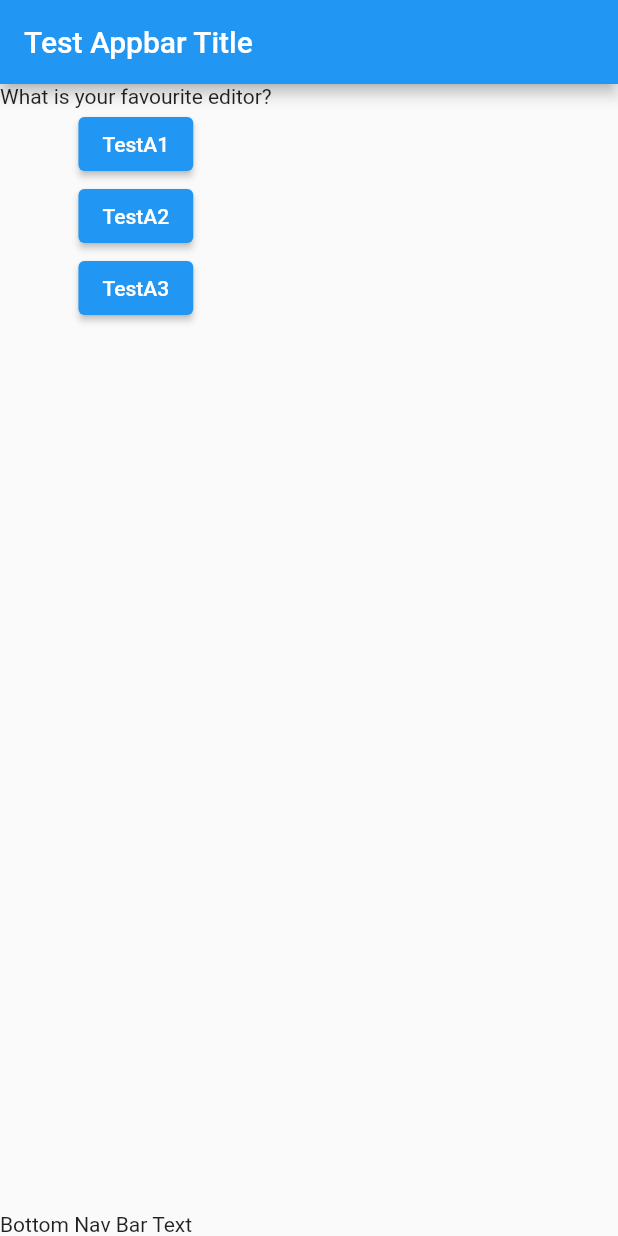
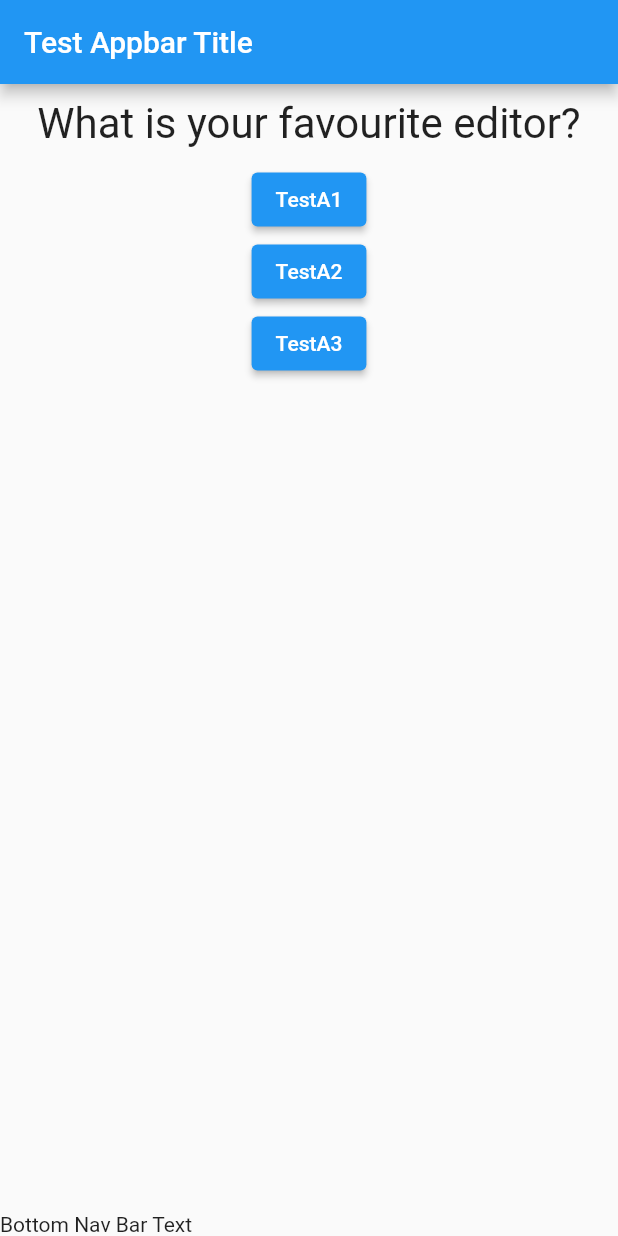
Before and after one commit to abrarhayat/flutter_demo, a Flutter app: the screen it shows after launch, on a phone screen of 412 x 824 dp. Run offline on Flutter 3.47's test engine with Material 2 defaults, Android fonts, the phone set to English and light mode, and no system bars.

Commit message:
Wrapped the question text widget around an infinite width Container

```diff
--- a/lib/question.dart
+++ b/lib/question.dart
@@ -7,6 +7,15 @@ class Question extends StatelessWidget {
 
   @override
   Widget build(BuildContext context) {
-    return Text(questionText);
+    return Container(
+      width: double.infinity,
+      margin: EdgeInsets.all(10),
+      child: Text(
+        questionText,
+        style: TextStyle(fontSize: 28),
+        textAlign:
+            TextAlign.center, //will center in the space available in container
+      ),
+    );
   }
 }
```
